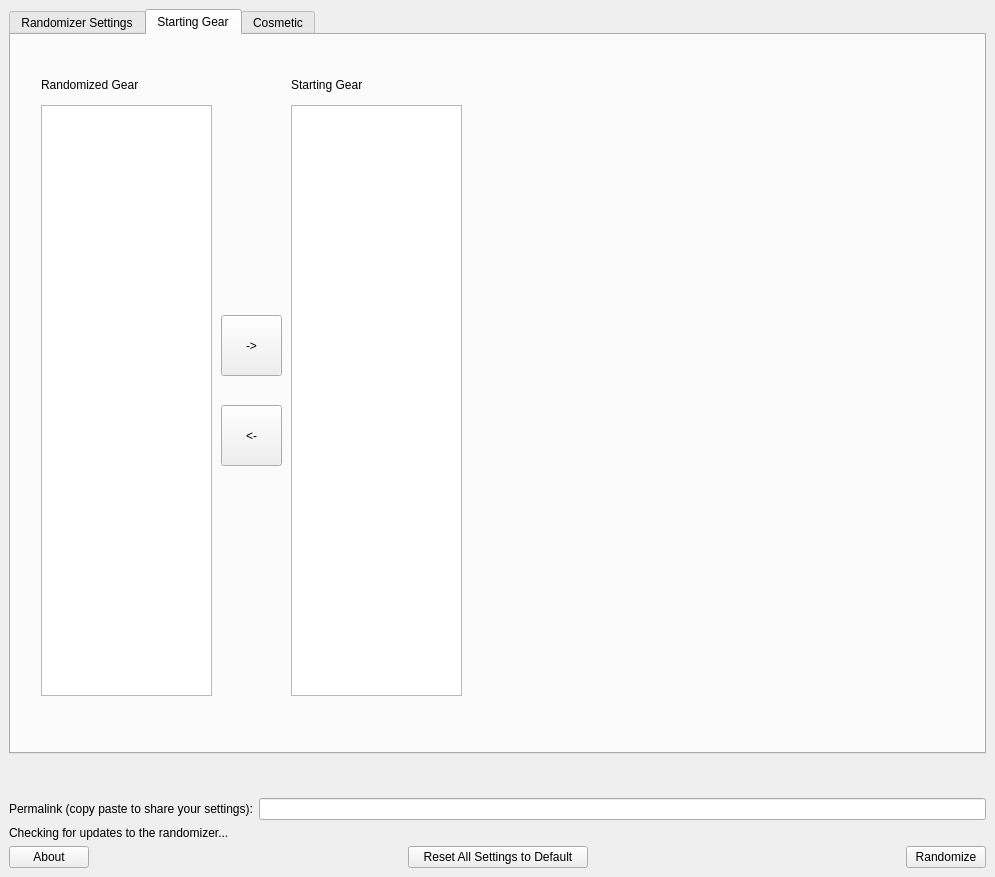
Before: the Qt Designer form wwr_ui/randomizer_window.ui in LagoLunatic/wwrando, drawn with Qt 5.
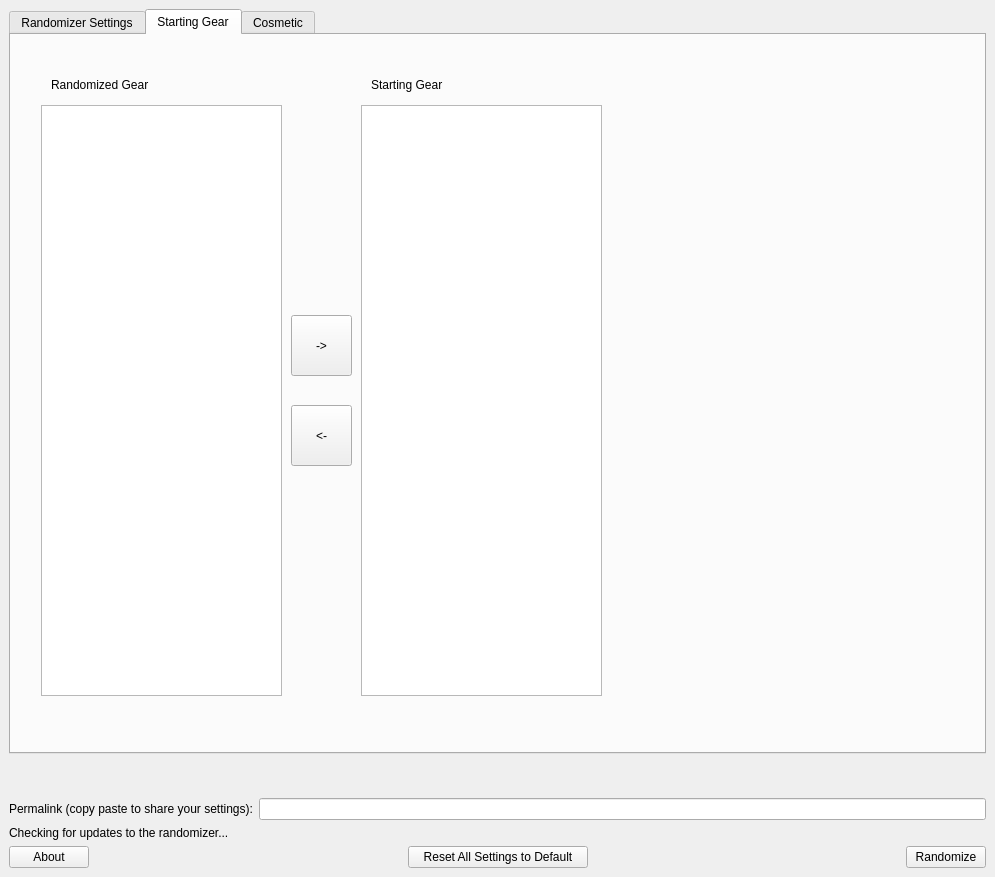
After: the same form once the commit is applied.

```diff
--- a/wwr_ui/randomizer_window.ui
+++ b/wwr_ui/randomizer_window.ui
@@ -563,7 +563,7 @@
              <rect>
               <x>30</x>
               <y>70</y>
-              <width>171</width>
+              <width>241</width>
               <height>591</height>
              </rect>
             </property>
@@ -574,9 +574,9 @@
            <widget class="QListView" name="starting_gear">
             <property name="geometry">
              <rect>
-              <x>280</x>
+              <x>350</x>
               <y>70</y>
-              <width>171</width>
+              <width>241</width>
               <height>591</height>
              </rect>
             </property>
@@ -587,7 +587,7 @@
            <widget class="QPushButton" name="add_gear">
             <property name="geometry">
              <rect>
-              <x>210</x>
+              <x>280</x>
               <y>280</y>
               <width>61</width>
               <height>61</height>
@@ -600,7 +600,7 @@
            <widget class="QPushButton" name="remove_gear">
             <property name="geometry">
              <rect>
-              <x>210</x>
+              <x>280</x>
               <y>370</y>
               <width>61</width>
               <height>61</height>
@@ -613,7 +613,7 @@
            <widget class="QLabel" name="label_for_randomized_gear">
             <property name="geometry">
              <rect>
-              <x>30</x>
+              <x>40</x>
               <y>40</y>
               <width>151</width>
               <height>19</height>
@@ -626,7 +626,7 @@
            <widget class="QLabel" name="label_for_starting_gear">
             <property name="geometry">
              <rect>
-              <x>280</x>
+              <x>360</x>
               <y>40</y>
               <width>121</width>
               <height>19</height>
```
Left out of the diff: 6 changed lines with no effect on the pictures.
